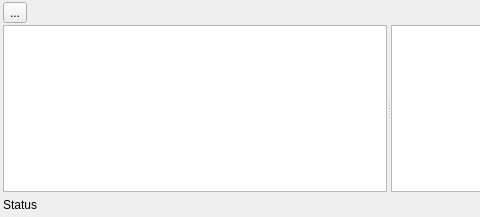
The window that engine/core/render/base/editor/panel/TextureAtlasPanel.ui (timi-liuliang/echo) describes before a commit, drawn with Qt 5; both pictures show x 0 to 480 and y 0 to 217 of the 777 by 217 pixel window.
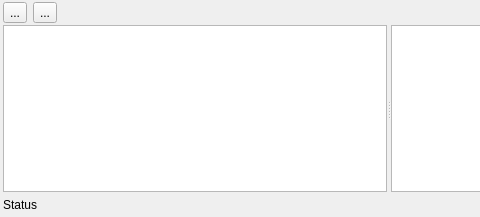
The same window after the commit.

Commit message: create texture atlas by import a lots of images #603

Diff of the .ui file:
```diff
--- a/engine/core/render/base/editor/panel/TextureAtlasPanel.ui
+++ b/engine/core/render/base/editor/panel/TextureAtlasPanel.ui
@@ -78,6 +78,28 @@
         </property>
        </widget>
       </item>
+      <item>
+       <widget class="QToolButton" name="m_splitBygrid">
+        <property name="sizePolicy">
+         <sizepolicy hsizetype="Fixed" vsizetype="Fixed">
+          <horstretch>0</horstretch>
+          <verstretch>0</verstretch>
+         </sizepolicy>
+        </property>
+        <property name="toolTip">
+         <string>Split By Grid</string>
+        </property>
+        <property name="statusTip">
+         <string>Split By Grid</string>
+        </property>
+        <property name="text">
+         <string>...</string>
+        </property>
+        <property name="popupMode">
+         <enum>QToolButton::DelayedPopup</enum>
+        </property>
+       </widget>
+      </item>
       <item>
        <spacer name="horizontalSpacer">
         <property name="orientation">
```
The commit also changes 6 other files.
